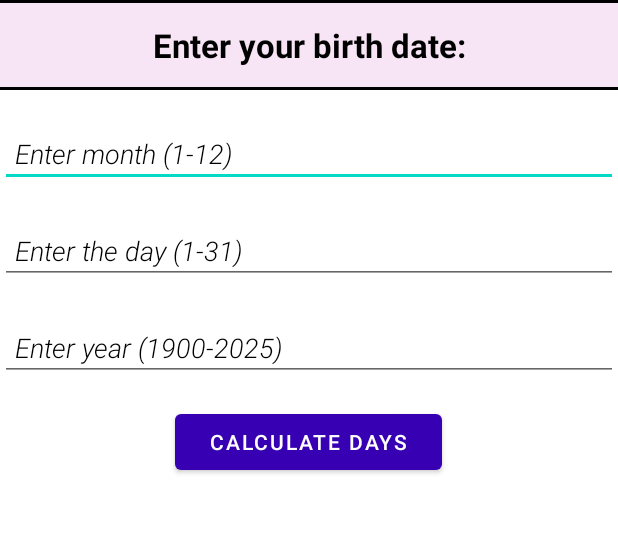
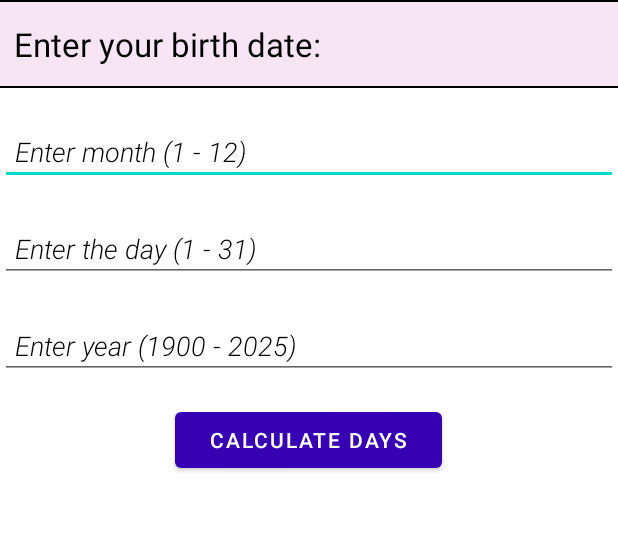
Before and after one commit to Paul-Franklin-student-programs/DaysAlive, an Android app: the screen it shows after launch (MainActivity), on a phone screen of 412 x 824 dp, the part 282-815 px from its top. Run offline under Robolectric (Android 15) with nearby library versions, the phone set to English and light mode, and no system bars.

Commit message:
progress adding age-specific images

```diff
--- a/app/src/main/res/layout/activity_main.xml
+++ b/app/src/main/res/layout/activity_main.xml
@@ -21,7 +21,7 @@
             android:layout_width="150dp"
             android:layout_height="wrap_content"
             android:src="@drawable/days_alive_logo"
-            android:contentDescription="Days Alive Logo"
+            android:contentDescription="@string/days_alive_logo"
             android:scaleType="fitCenter"
             android:layout_gravity="bottom"
             android:adjustViewBounds="true"/>
@@ -31,7 +31,7 @@
             android:layout_width="150dp"
             android:layout_height="wrap_content"
             android:src="@drawable/days_alive_title"
-            android:contentDescription="Days Alive Title"
+            android:contentDescription="@string/days_alive_title"
             android:scaleType="fitCenter"
             android:layout_gravity="bottom"
             android:adjustViewBounds="true"
@@ -41,7 +41,7 @@
 
     <View
         android:layout_width="match_parent"
-        android:layout_height="2dp"
+        android:layout_height="1.5dp"
         android:background="@color/black"
         android:layout_marginTop="8dp"
         android:layout_marginBottom="0dp"/>
@@ -50,19 +50,19 @@
         android:id="@+id/et_prompt"
         android:layout_width="match_parent"
         android:layout_height="?attr/actionBarSize"
-        android:text="Enter your birth date:"
+        android:text="@string/enter_your_birth_date"
         android:textSize="22sp"
         android:layout_marginBottom="0dp"
         android:textColor="@color/black"
-        android:textStyle="bold"
         android:paddingTop="10dp"
         android:paddingBottom="10dp"
-        android:gravity="center"
+        android:paddingStart="9dp"
+        android:gravity="center_vertical"
         android:background="@color/lightPink" />
 
     <View
         android:layout_width="match_parent"
-        android:layout_height="2dp"
+        android:layout_height="1.5dp"
         android:background="@color/black"
         android:layout_marginBottom="20dp" />
 
@@ -70,7 +70,7 @@
         android:id="@+id/et_month"
         android:layout_width="match_parent"
         android:layout_height="wrap_content"
-        android:hint="Enter month (1-12)"
+        android:hint="@string/enter_month_1_12"
         android:inputType="number"
         android:layout_marginBottom="20dp"
         android:padding="10dp"
@@ -83,7 +83,7 @@
         android:id="@+id/et_day"
         android:layout_width="match_parent"
         android:layout_height="wrap_content"
-        android:hint="Enter the day (1-31)"
+        android:hint="@string/enter_the_day_1_31"
         android:inputType="number"
         android:layout_marginBottom="20dp"
         android:padding="10dp"
@@ -96,7 +96,7 @@
         android:id="@+id/et_year"
         android:layout_width="match_parent"
         android:layout_height="wrap_content"
-        android:hint="Enter year (1900-2025)"
+        android:hint="@string/enter_year_1900_2025"
         android:inputType="number"
         android:layout_marginBottom="16dp"
         android:padding="10dp"
@@ -109,7 +109,7 @@
         android:id="@+id/btn_calculate"
         android:layout_width="178dp"
         android:layout_height="49dp"
-        android:text="Calculate Days"
+        android:text="@string/calculate_days"
         android:layout_gravity="center"
         android:textSize="14sp"/>
 
@@ -143,10 +143,136 @@
         android:id="@+id/btn_try_again"
         android:layout_width="178dp"
         android:layout_height="49dp"
-        android:text="Try Again"
+        android:text="@string/try_again"
         android:layout_gravity="center"
         android:textSize="14sp"
         android:visibility="gone"
-        android:layout_marginTop="8dp"/>
+        android:layout_marginTop="6dp"/>
+
+        <ImageView
+        android:id="@+id/age_0_9"
+        android:visibility="gone"
+        android:layout_width="match_parent"
+        android:layout_height="wrap_content"
+        android:src="@drawable/age_0_9"
+        android:contentDescription="@string/running_child"
+        android:scaleType="fitCenter"
+        android:layout_gravity="bottom"
+        android:adjustViewBounds="true"/>
+
+        <ImageView
+        android:id="@+id/age_10_19"
+        android:visibility="gone"
+        android:layout_width="match_parent"
+        android:layout_height="wrap_content"
+        android:src="@drawable/age_10_19"
+        android:contentDescription="@string/teen_riding_bike"
+        android:scaleType="fitCenter"
+        android:layout_gravity="bottom"
+        android:adjustViewBounds="true"/>
+
+        <ImageView
+        android:id="@+id/age_20_29"
+        android:visibility="gone"
+        android:layout_width="match_parent"
+        android:layout_height="wrap_content"
+        android:src="@drawable/age_20_29"
+        android:contentDescription="@string/man_rock_climbing"
+        android:scaleType="fitCenter"
+        android:layout_gravity="bottom"
+        android:adjustViewBounds="true"/>
+
+        <ImageView
+        android:id="@+id/age_30_39"
+        android:visibility="gone"
+        android:layout_width="match_parent"
+        android:layout_height="wrap_content"
+        android:src="@drawable/age_30_39"
+        android:contentDescription="@string/man_standing_tall"
+        android:scaleType="fitCenter"
+        android:layout_gravity="bottom"
+        android:adjustViewBounds="true"/>
+
+        <ImageView
+        android:id="@+id/age_40_49"
+        android:visibility="gone"
+        android:layout_width="match_parent"
+        android:layout_height="wrap_content"
+        android:src="@drawable/age_40_49"
+        android:contentDescription="@string/corporate_person"
+        android:scaleType="fitCenter"
+        android:layout_gravity="bottom"
+        android:adjustViewBounds="true"/>
+
+        <ImageView
+        android:id="@+id/age_50_59"
+        android:visibility="gone"
+        android:layout_width="match_parent"
+        android:layout_height="wrap_content"
+        android:src="@drawable/age_50_59"
+        android:contentDescription="@string/man_meditating"
+        android:scaleType="fitCenter"
+        android:layout_gravity="bottom"
+        android:adjustViewBounds="true"/>
+
+        <ImageView
+        android:id="@+id/age_60_69"
+        android:visibility="gone"
+        android:layout_width="match_parent"
+        android:layout_height="wrap_content"
+        android:src="@drawable/age_60_69"
+        android:contentDescription="@string/person_reading_book"
+        android:scaleType="fitCenter"
+        android:layout_gravity="bottom"
+        android:adjustViewBounds="true"/>
+
+        <ImageView
+        android:id="@+id/age_70_79"
+        android:visibility="gone"
+        android:layout_width="match_parent"
+        android:layout_height="wrap_content"
+        android:src="@drawable/age_70_79"
+        android:contentDescription="@string/man_going_for_jog"
+        android:scaleType="fitCenter"
+        android:layout_gravity="bottom"
+        android:adjustViewBounds="true"/>
+
+        <ImageView
+        android:id="@+id/age_80_89"
+        android:visibility="gone"
+        android:layout_width="match_parent"
+        android:layout_height="wrap_content"
+        android:src="@drawable/age_80_89"
+        android:contentDescription="@string/running_child"
+        android:scaleType="fitCenter"
+        android:layout_gravity="bottom"
+        android:adjustViewBounds="true"/>
+
+        <ImageView
+        android:id="@+id/age_90_99"
+        android:visibility="gone"
+        android:layout_width="match_parent"
+        android:layout_height="wrap_content"
+        android:src="@drawable/age_90_99"
+        android:contentDescription="@string/old_person_with_family"
+        android:scaleType="fitCenter"
+        android:layout_gravity="bottom"
+        android:adjustViewBounds="true"/>
+
+        <ImageView
+        android:id="@+id/age_100"
+        android:visibility="gone"
+        android:layout_width="match_parent"
+        android:layout_height="wrap_content"
+        android:src="@drawable/age_100"
+        android:contentDescription="@string/person_on_roller_coaster"
+        android:scaleType="fitCenter"
+        android:layout_gravity="bottom"
+        android:adjustViewBounds="true"/>
+
+
+
+
+        -->
 
 </LinearLayout>
--- a/app/src/main/res/values/strings.xml
+++ b/app/src/main/res/values/strings.xml
@@ -1,4 +1,22 @@
 <resources>
     <string name="app_name">Days Alive</string>
     <string name="mainactivity_daysalivemessage">MainActivity.daysAliveMessage</string>
+    <string name="running_child">running_child</string>
+    <string name="try_again">Try Again</string>
+    <string name="calculate_days">Calculate Days</string>
+    <string name="enter_year_1900_2025">Enter year (1900 - 2025)</string>
+    <string name="enter_the_day_1_31">Enter the day (1 - 31)</string>
+    <string name="enter_month_1_12">Enter month (1 - 12)</string>
+    <string name="enter_your_birth_date">Enter your birth date:</string>
+    <string name="days_alive_title">Days Alive Title</string>
+    <string name="days_alive_logo">Days Alive Logo</string>
+    <string name="person_on_roller_coaster">person_on_roller_coaster</string>
+    <string name="old_person_with_family">old_person_with_family</string>
+    <string name="man_going_for_jog">man_going_for_jog</string>
+    <string name="person_reading_book">person_reading_book</string>
+    <string name="man_meditating">man_meditating</string>
+    <string name="corporate_person">corporate_person</string>
+    <string name="man_standing_tall">man_standing_tall</string>
+    <string name="man_rock_climbing">man_rock_climbing</string>
+    <string name="teen_riding_bike">teen_riding_bike</string>
 </resources>
```
Also changed, not shown: app/src/main/res/drawable/age_0_9.jpg (added), app/src/main/res/drawable/age_100.jpg (added), app/src/main/res/drawable/age_10_19.jpg (added), app/src/main/res/drawable/age_20_29.jpg (added), app/src/main/res/drawable/age_30_39.jpg (added), app/src/main/res/drawable/age_40_49.jpg (added), app/src/main/res/drawable/age_50_59.jpg (added), app/src/main/res/drawable/age_60_69.jpg (added), app/src/main/res/drawable/age_70_79.jpg (added), app/src/main/res/drawable/age_80_89.jpg (added), app/src/main/res/drawable/age_90_99.jpg (added).
